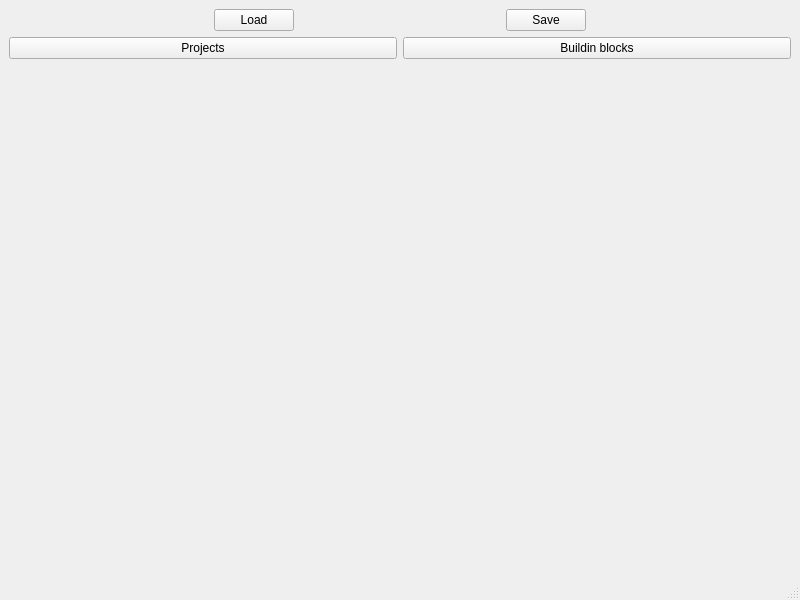
The window that src/mainwindow.ui (jfouche/bbm) describes before a commit, drawn with Qt 5.
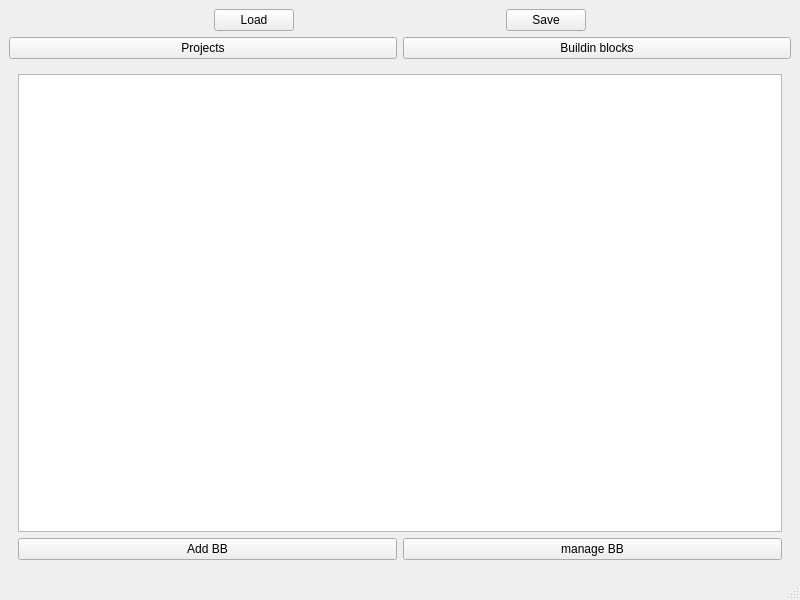
The same window after the commit. The open tabs and pages were chosen to show the change.

Commit message: added building blocks in data model saving the data model is OK

```diff
--- a/src/mainwindow.ui
+++ b/src/mainwindow.ui
@@ -165,7 +165,31 @@
         </item>
        </layout>
       </widget>
-      <widget class="QWidget" name="page2"/>
+      <widget class="QWidget" name="page2">
+       <layout class="QVBoxLayout" name="verticalLayout_3">
+        <item>
+         <widget class="QTreeView" name="treeBuildingBlocks"/>
+        </item>
+        <item>
+         <layout class="QHBoxLayout" name="horizontalLayout_4">
+          <item>
+           <widget class="QPushButton" name="btnAddBuildingBlock">
+            <property name="text">
+             <string>Add BB</string>
+            </property>
+           </widget>
+          </item>
+          <item>
+           <widget class="QPushButton" name="btnManageBuildingBlocks">
+            <property name="text">
+             <string>manage BB</string>
+            </property>
+           </widget>
+          </item>
+         </layout>
+        </item>
+       </layout>
+      </widget>
      </widget>
     </item>
    </layout>
```
Left out of the diff: 21 changed lines with no effect on the pictures. The commit also changes 5 other files.
